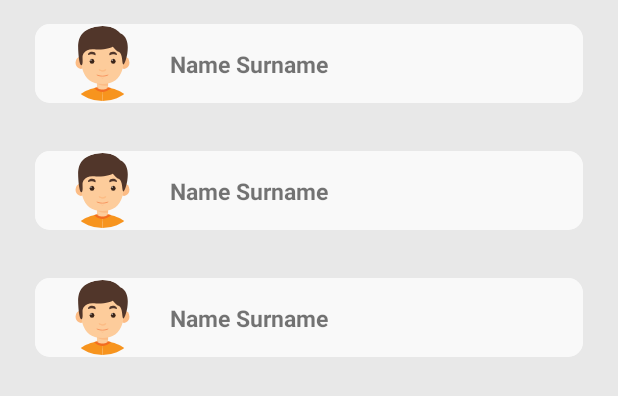
After one commit to VegosX/RandomUser, an Android app: the layout fragment_user.xml on its own in the app's theme, with its tools: preview values and no code run, on a phone screen of 412 x 824 dp. The commit adds this screen. Shown: the top 396 px of the screen. Run offline under Robolectric (Android 15) with nearby library versions, the phone set to English and light mode, and no system bars.

Commit message:
Create RecyclerView and request to server, take 10 users

```diff
--- /dev/null
+++ b/app/src/main/java/com/magnise/random_users/MainView.kt
@@ -0,0 +1,5 @@
+package com.magnise.random_users
+
+interface MainView {
+    fun openMainFragment()
+}
--- /dev/null
+++ b/app/src/main/res/drawable-v24/ic_boy.xml
@@ -0,0 +1,40 @@
+<vector xmlns:android="http://schemas.android.com/apk/res/android" android:height="198dp"
+        android:viewportHeight="198.496" android:viewportWidth="198.496" android:width="198dp">
+    <path android:fillColor="#FDCC9B" android:pathData="M84.55,148.231h29.395v32.922h-29.395z"/>
+    <path android:fillColor="#FCBC85"
+          android:pathData="M84.551,152.108c0,0 12.365,7.874 29.395,6.05v-9.928H84.551V152.108z"/>
+    <path android:fillColor="#FCBC85"
+          android:pathData="M27.821,97.181a14.343,16.364 0,1 0,28.686 0a14.343,16.364 0,1 0,-28.686 0z"/>
+    <path android:fillColor="#FCBC85"
+          android:pathData="M141.989,97.181a14.343,16.364 0,1 0,28.686 0a14.343,16.364 0,1 0,-28.686 0z"/>
+    <path android:fillColor="#FDCC9B"
+          android:pathData="M156.274,65.925c0,-24.103 -17.637,-41.741 -57.026,-41.741c-39.389,0 -57.026,17.637 -57.026,41.741c0,24.104 -4.115,87.597 57.026,87.597C160.389,153.522 156.274,90.029 156.274,65.925z"/>
+    <path android:fillColor="#3B2519"
+          android:pathData="M65.299,93.262a6.173,6.761 0,1 0,12.346 0a6.173,6.761 0,1 0,-12.346 0z"/>
+    <path android:fillColor="#FFFFFF"
+          android:pathData="M68.781,90.277m-1.846,0a1.846,1.846 0,1 1,3.692 0a1.846,1.846 0,1 1,-3.692 0"/>
+    <path android:fillColor="#51362A"
+          android:pathData="M61.597,76.507c2.919,1.46 7.606,-4.96 18.335,0.625c1.956,1.018 3.123,-8.708 -8.377,-8.708C61.597,68.424 59.833,75.626 61.597,76.507z"/>
+    <path android:fillColor="#3B2519"
+          android:pathData="M121.613,93.262a6.173,6.761 0,1 0,12.346 0a6.173,6.761 0,1 0,-12.346 0z"/>
+    <path android:fillColor="#FFFFFF"
+          android:pathData="M125.095,90.277m-1.846,0a1.846,1.846 0,1 1,3.692 0a1.846,1.846 0,1 1,-3.692 0"/>
+    <path android:fillColor="#51362A"
+          android:pathData="M136.899,76.507c-2.919,1.46 -7.606,-4.96 -18.335,0.625c-1.956,1.018 -3.123,-8.708 8.378,-8.708C136.899,68.424 138.662,75.626 136.899,76.507z"/>
+    <path android:fillColor="#FCBC85"
+          android:pathData="M99.248,117.043c-6.1,0 -9.774,-4.556 -9.774,-2.352c0,2.205 1.764,6.394 9.774,6.394c8.01,0 9.774,-4.189 9.774,-6.394C109.022,112.486 105.347,117.043 99.248,117.043z"/>
+    <path android:fillColor="#FCBC85"
+          android:pathData="M99.248,137.313c-2.11,0 -3.381,-1.576 -3.381,-0.813s0.61,2.211 3.381,2.211c2.771,0 3.38,-1.448 3.38,-2.211S101.357,137.313 99.248,137.313z"/>
+    <path android:fillColor="#F7945E"
+          android:pathData="M99.248,131.696c-9.668,0 -15.493,-3.937 -15.493,-2.939c0,0.998 2.796,4.924 15.493,4.924c12.697,0 15.493,-3.926 15.493,-4.924C114.74,127.759 108.916,131.696 99.248,131.696z"/>
+    <path android:fillColor="#F7941E"
+          android:pathData="M99.248,161.458v37.038H27.821C27.821,183.504 65.444,161.458 99.248,161.458z"/>
+    <path android:fillColor="#F7941E"
+          android:pathData="M99.248,161.458v37.038h71.427C170.675,183.504 133.052,161.458 99.248,161.458z"/>
+    <path android:fillColor="#F36C21"
+          android:pathData="M99.248,161.458c-7.19,0 -14.552,1.005 -21.689,2.72c0.048,0.063 7.916,10.214 21.689,10.214c12.754,0 21.233,-8.693 22.462,-10.03C114.332,162.531 106.698,161.458 99.248,161.458z"/>
+    <path android:fillColor="#FDCC9B"
+          android:pathData="M84.55,162.74c0,0 4.299,5.332 14.697,5.332c10.398,0 14.698,-5.332 14.698,-5.332S98.697,157.189 84.55,162.74z"/>
+    <path android:fillColor="#51362A"
+          android:pathData="M146.132,19.041c0,0 -21.164,-26.896 -65.152,-16.755C36.993,12.426 33.697,38.882 35.02,64.621c1.323,25.74 4.85,40.84 9.022,38.974c4.172,-1.867 2.001,-18.857 2.442,-22.778c0.441,-3.921 4.409,-21.653 31.162,-19.007c26.752,2.646 49.296,-7.055 49.296,-7.055s9.075,11.471 15.047,13.669c11.934,4.391 8.02,33.67 12.696,33.67S182.288,34.473 146.132,19.041z"/>
+</vector>
--- /dev/null
+++ b/app/src/main/res/layout/fragment_user.xml
@@ -0,0 +1,31 @@
+<?xml version="1.0" encoding="utf-8"?>
+<androidx.constraintlayout.widget.ConstraintLayout xmlns:android="http://schemas.android.com/apk/res/android"
+    xmlns:app="http://schemas.android.com/apk/res-auto"
+    xmlns:tools="http://schemas.android.com/tools"
+    android:layout_width="match_parent"
+    android:background="@color/colorDarkWhite"
+    android:layout_height="match_parent">
+
+    <ImageView
+        android:id="@+id/ivSettings"
+        android:layout_width="wrap_content"
+        android:layout_height="wrap_content"
+        android:layout_marginEnd="22dp"
+        app:layout_constraintEnd_toEndOf="parent"
+        app:layout_constraintVertical_bias="1.0"
+        tools:ignore="MissingConstraints" />
+
+    <androidx.recyclerview.widget.RecyclerView
+        android:id="@+id/rvEditorChoise"
+        android:layout_width="match_parent"
+        android:layout_height="0dp"
+        android:layout_marginStart="8dp"
+        android:layout_marginEnd="8dp"
+        app:layout_constraintBottom_toBottomOf="parent"
+        app:layout_constraintEnd_toEndOf="parent"
+        app:layout_constraintStart_toStartOf="parent"
+        app:layout_constraintTop_toTopOf="parent"
+        tools:layoutManager="androidx.recyclerview.widget.LinearLayoutManager"
+        tools:listitem="@layout/item_user">
+    </androidx.recyclerview.widget.RecyclerView>
+</androidx.constraintlayout.widget.ConstraintLayout>
--- /dev/null
+++ b/app/src/main/res/layout/item_user.xml
@@ -0,0 +1,49 @@
+<?xml version="1.0" encoding="utf-8"?>
+<androidx.cardview.widget.CardView xmlns:android="http://schemas.android.com/apk/res/android"
+    xmlns:app="http://schemas.android.com/apk/res-auto"
+    xmlns:tools="http://schemas.android.com/tools"
+    android:layout_width="match_parent"
+    android:layout_height="wrap_content"
+    app:cardCornerRadius="10dp"
+    app:cardElevation="0dp"
+    app:cardPreventCornerOverlap="true"
+    app:cardUseCompatPadding="true"
+    android:layout_margin="10dp"
+    app:layout_constraintEnd_toEndOf="parent"
+    app:layout_constraintStart_toStartOf="parent"
+    app:layout_constraintTop_toTopOf="parent">
+
+    <androidx.constraintlayout.widget.ConstraintLayout
+        android:background="@color/colorWhite"
+        android:layout_width="match_parent"
+        android:layout_height="match_parent">
+
+        <de.hdodenhof.circleimageview.CircleImageView
+            android:id="@+id/ivIcon"
+            android:layout_width="50dp"
+            android:layout_height="50dp"
+            android:layout_marginStart="20dp"
+            app:layout_constraintBottom_toBottomOf="parent"
+            app:layout_constraintStart_toStartOf="parent"
+            app:layout_constraintTop_toTopOf="parent"
+            tools:src="@drawable/ic_boy" />
+
+
+        <TextView
+            android:id="@+id/tvUsername"
+            android:layout_width="wrap_content"
+            android:layout_height="wrap_content"
+            android:layout_marginStart="20dp"
+            android:layout_marginTop="16dp"
+            android:layout_marginBottom="15dp"
+            android:textStyle="bold"
+            android:textSize="15sp"
+            android:text="Name Surname"
+            app:layout_constraintBottom_toBottomOf="parent"
+            app:layout_constraintStart_toEndOf="@+id/ivIcon"
+            app:layout_constraintTop_toTopOf="parent"
+            app:layout_constraintVertical_bias="0.0" />
+
+
+    </androidx.constraintlayout.widget.ConstraintLayout>
+</androidx.cardview.widget.CardView>
--- a/app/src/main/res/values/colors.xml
+++ b/app/src/main/res/values/colors.xml
@@ -3,4 +3,7 @@
     <color name="colorPrimary">#008577</color>
     <color name="colorPrimaryDark">#00574B</color>
     <color name="colorAccent">#D81B60</color>
+    <color name="colorGray">#202020</color>
+    <color name="colorWhite">#F9F9F9</color>
+    <color name="colorDarkWhite">#E8E8E8</color>
 </resources>
--- a/app/src/main/res/values/strings.xml
+++ b/app/src/main/res/values/strings.xml
@@ -1,3 +1,5 @@
 <resources>
     <string name="app_name">RandomUsers</string>
+    <string name="home_page">HOME</string>
+    <string name="profile_page">PROFILE</string>
 </resources>
```
Also changed, not shown: app/build.gradle (+19 -4 lines), app/src/main/AndroidManifest.xml (+13 -3 lines), app/src/main/java/com/example/randomusers/MainActivity.kt (deleted, +0 -12 lines), app/src/main/java/com/magnise/random_users/MainActivity.kt (added, +26 -0 lines), app/src/main/java/com/magnise/random_users/MainFragment.kt (added, +58 -0 lines), app/src/main/java/com/magnise/random_users/model/api/UserModel.kt (added, +34 -0 lines), app/src/main/java/com/magnise/random_users/model/api/datasource/UsersDataSource.kt (added, +43 -0 lines), app/src/main/java/com/magnise/random_users/model/api/service/UsersApiService.kt (added, +11 -0 lines), app/src/main/java/com/magnise/random_users/ui/UserAdapter.kt (added, +46 -0 lines), app/src/main/java/com/magnise/random_users/ui/UserViewModel.kt (added, +46 -0 lines), app/src/main/res/layout/activity_main.xml (+8 -8 lines), app/src/main/res/values/styles.xml (+61 -3 lines), 4 other files.
